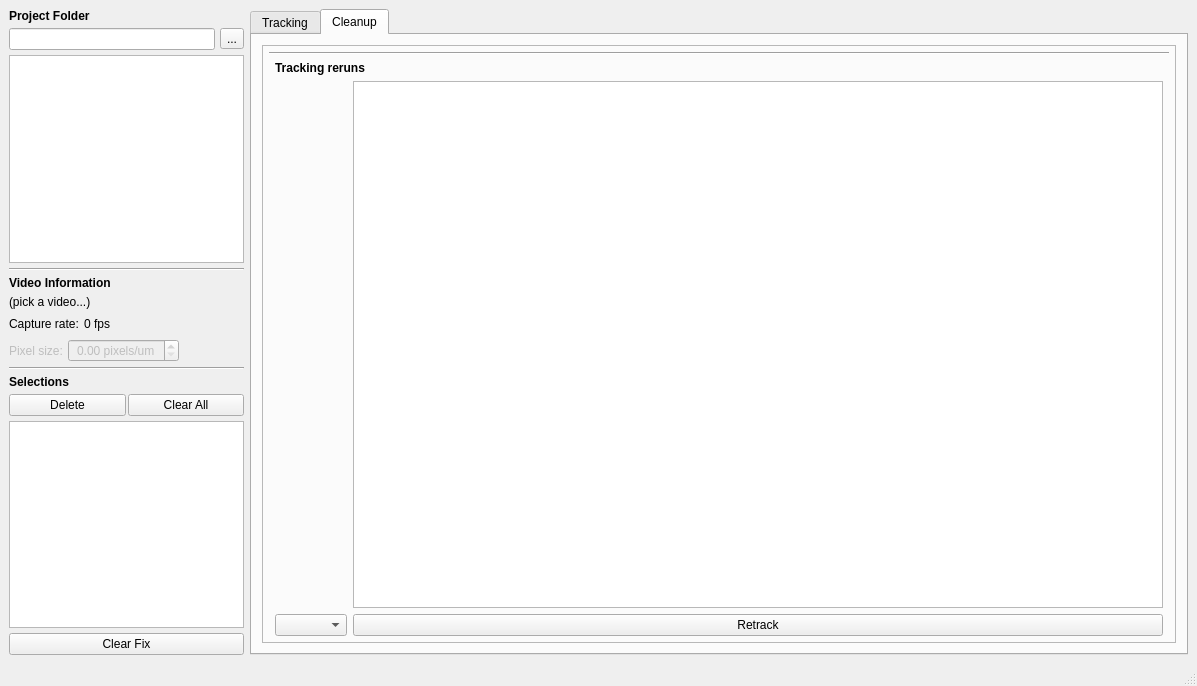
This is mainwindow.ui in adwolfe/yawt as Qt 5 draws it before an edit. The edited form follows.
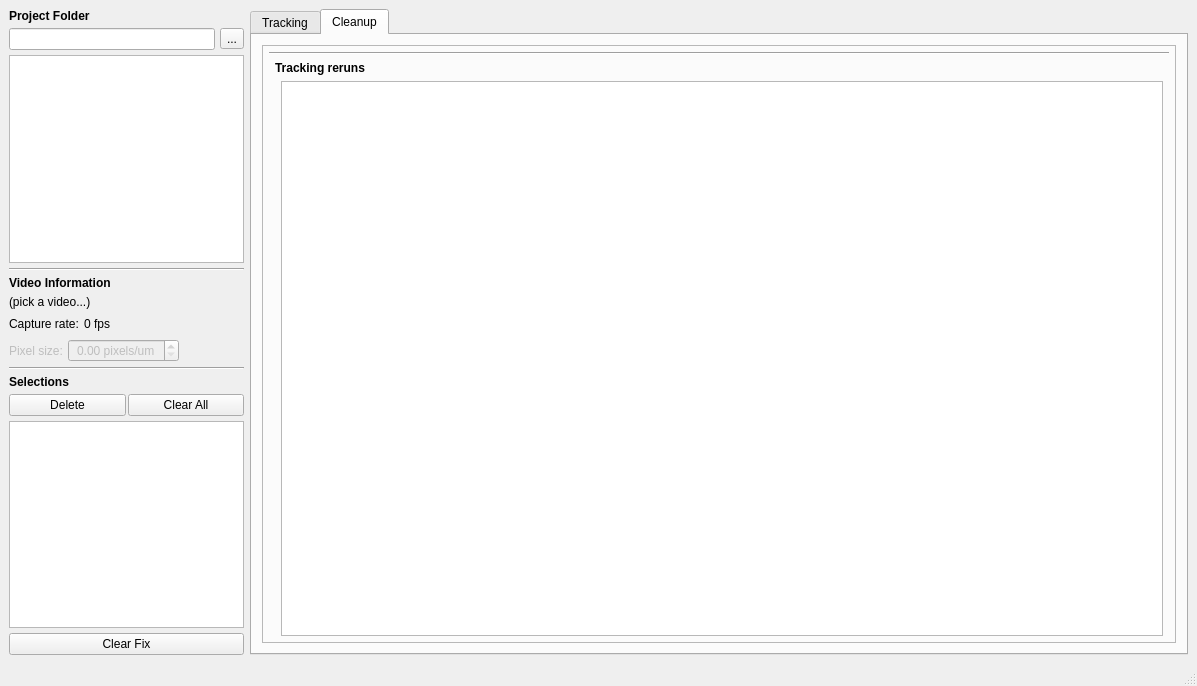
This is the edited form. The open tabs and pages were chosen to show the change. Icons and pictures are not drawn. Custom widgets are drawn as their Qt base class.

Commit message: removed all referecnes to retracking stuff

The edit to the form file:
```diff
--- a/mainwindow.ui
+++ b/mainwindow.ui
@@ -1110,13 +1110,6 @@
              <property name="rightMargin">
               <number>6</number>
              </property>
-             <item row="2" column="1">
-              <widget class="QPushButton" name="retrackButton">
-               <property name="text">
-                <string>Retrack</string>
-               </property>
-              </widget>
-             </item>
              <item row="0" column="0" colspan="2">
               <widget class="QLabel" name="label_10">
                <property name="font">
@@ -1129,13 +1122,7 @@
                </property>
               </widget>
              </item>
-             <item row="2" column="0">
-              <widget class="QComboBox" name="comboRetrackBlobs">
-               <property name="modelColumn">
-                <number>0</number>
-               </property>
-              </widget>
-             </item>
+             <!-- Retrack UI removed -->
              <item row="1" column="1">
               <widget class="QTableView" name="annoTableView"/>
              </item>
```
The commit also changes 2 other files.
